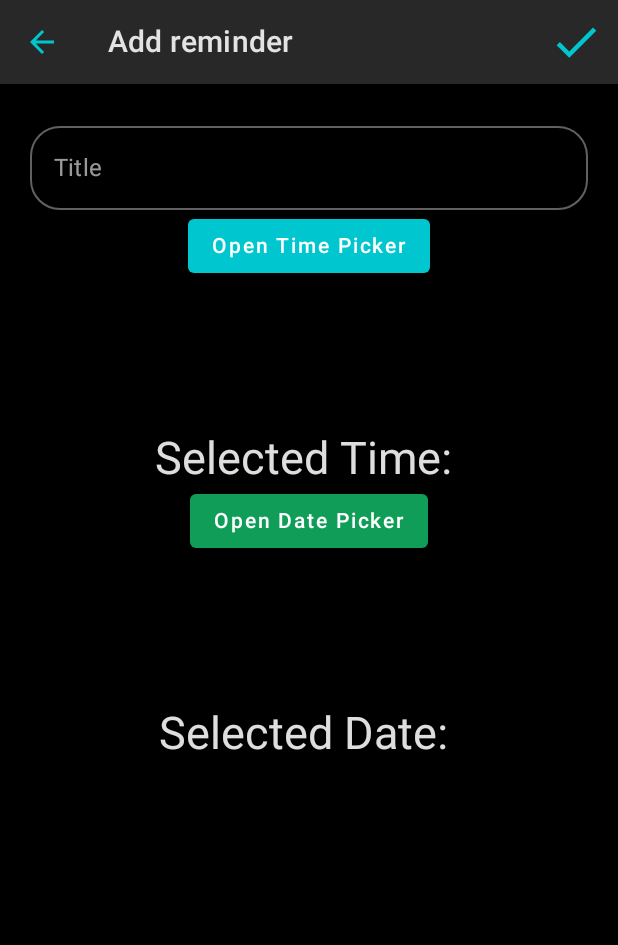
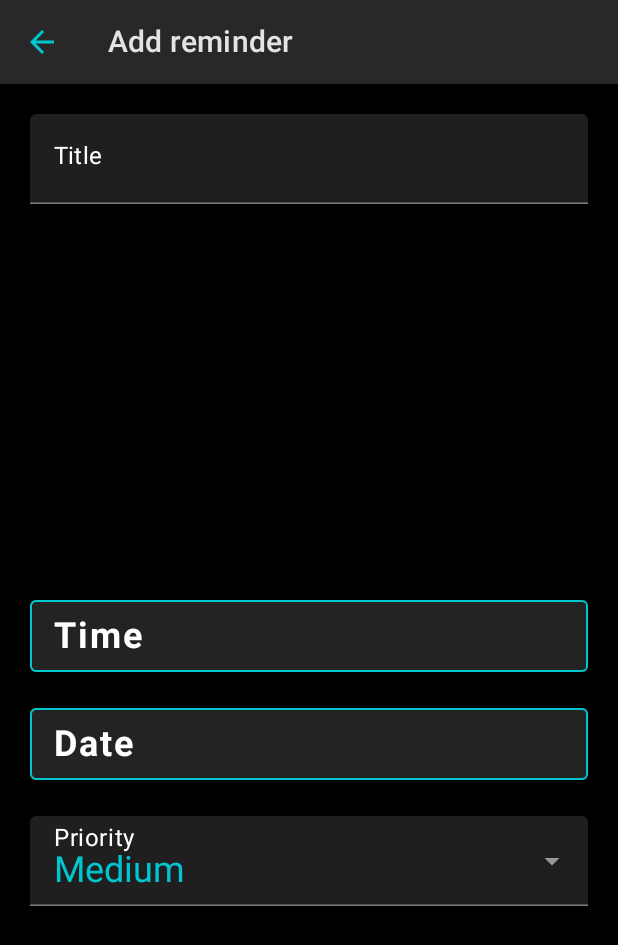
Before and after one commit to D4NILO7/Mobile_computing_reminder, an Android app built with Jetpack Compose: the createReminder screen opened through its navigation route, on a phone screen of 412 x 824 dp. Shown: the top 945 px of the screen. Run offline under Robolectric (Android 15) with nearby library versions, the phone set to English and light mode, and no system bars; our stand-ins replace Firebase (no records; nobody signed in at launch, a user with empty details on screens opened directly).

Commit message:
create reminder ui done

```diff
--- a/app/src/main/java/com/example/mobilecomputingexerciseproject/MobileComputingApp.kt
+++ b/app/src/main/java/com/example/mobilecomputingexerciseproject/MobileComputingApp.kt
@@ -19,7 +19,7 @@ fun MobileComputingApp (
 ){
     NavHost(
         navController = appState.navController,
-        startDestination = "login"
+        startDestination = "createReminder"
     ){
         composable(route = "login"){
             Login(navController = appState.navController)
--- a/app/src/main/java/com/example/mobilecomputingexerciseproject/ui/reminderUI/createReminder.kt
+++ b/app/src/main/java/com/example/mobilecomputingexerciseproject/ui/reminderUI/createReminder.kt
@@ -3,73 +3,74 @@ package com.example.mobilecomputingexerciseproject.ui.reminderUI
 import android.app.DatePickerDialog
 import android.app.TimePickerDialog
 import android.widget.DatePicker
+import android.widget.Toast
+import androidx.compose.foundation.*
+import androidx.compose.foundation.MagnifierStyle.Companion.Default
 import androidx.compose.foundation.layout.*
-import androidx.compose.foundation.rememberScrollState
 import androidx.compose.foundation.shape.CornerSize
 import androidx.compose.foundation.shape.RoundedCornerShape
-import androidx.compose.foundation.verticalScroll
-import androidx.compose.material.Button
-import androidx.compose.material.ButtonDefaults
-import androidx.compose.material.OutlinedTextField
-import androidx.compose.material.Text
-import androidx.compose.runtime.Composable
-import androidx.compose.runtime.mutableStateOf
-import androidx.compose.runtime.remember
+import androidx.compose.material.*
+import androidx.compose.runtime.*
 import androidx.compose.ui.Alignment
 import androidx.compose.ui.Modifier
+import androidx.compose.ui.draw.clip
 import androidx.compose.ui.graphics.Color
+import androidx.compose.ui.graphics.Color.Companion.Green
+import androidx.compose.ui.graphics.Color.Companion.Yellow
+import androidx.compose.ui.graphics.RectangleShape
 import androidx.compose.ui.platform.LocalContext
+import androidx.compose.ui.text.font.FontWeight
 import androidx.compose.ui.text.style.TextAlign
 import androidx.compose.ui.unit.dp
 import androidx.compose.ui.unit.sp
 import androidx.navigation.NavController
 import com.example.mobilecomputingexerciseproject.ui.uiElements.CreateTopBar
+import com.example.mobilecomputingexerciseproject.ui.uiElements.DropdownMenuUi
+import java.time.format.TextStyle
 import java.util.*
 
-
+@OptIn(ExperimentalMaterialApi::class)
 @Composable
 fun CreateReminder(
     navController: NavController
 ) {
     val message = remember { mutableStateOf("") }
+    val mDate = remember { mutableStateOf("") }
+    val mTime = remember { mutableStateOf("") }
+    val listItems = arrayOf("High", "Medium", "Low")
+    var selectedItem by remember {
+        mutableStateOf(listItems[1])
+    }
 
     Column(modifier = Modifier.fillMaxHeight()) {
         CreateTopBar(navController = navController, "Add reminder",
             logOutIcon = false,
-            submitButton = true,
+            submitButton = checkFields(message.value, mDate.value, mTime.value),
             submitAction = {})
+
+        Column(modifier = Modifier.padding(20.dp)) {
+            TextField(
+                modifier = Modifier.fillMaxWidth(),
+                value = message.value,
+                onValueChange = { text -> message.value = text },
+                label = { Text(text = "Title", fontSize = 16.sp, color = Color.White) },
+                textStyle = androidx.compose.ui.text.TextStyle(Color(0xFF00C6CF), fontSize = 24.sp, fontWeight = FontWeight.Bold )
+            )
+        }
 
         Column(
             modifier = Modifier
                 .padding(20.dp)
-                .verticalScroll(rememberScrollState()),
-            horizontalAlignment = Alignment.Start,
+                .fillMaxSize(),
+                //.verticalScroll(rememberScrollState()),
+            horizontalAlignment = Alignment.CenterHorizontally,
             verticalArrangement = Arrangement.Center,
 
             ) {
-            Column(
-                modifier = Modifier.fillMaxWidth(),
-                horizontalAlignment = Alignment.CenterHorizontally
-            ) {
-                OutlinedTextField(
-                    modifier = Modifier.fillMaxWidth(),
-                    value = message.value,
-                    onValueChange = { text -> message.value = text },
-                    label = { Text(text = "Title") },
-                    shape = RoundedCornerShape(corner = CornerSize(20.dp))
-                )
 
-                MyContent()
-                CalendarDatePicker()
-            }
-        }
-    }
-}
+            Spacer(modifier = Modifier.height(24.dp))
+            //PICK REMINDER TIME
 
-@Composable
-fun MyContent(){
-
-    // Fetching local context
             val mContext = LocalContext.current
 
             // Declaring and initializing a calendar
@@ -78,82 +79,146 @@ fun MyContent(){
             val mMinute = mCalendar[Calendar.MINUTE]
 
             // Value for storing time as a string
-    val mTime = remember { mutableStateOf("") }
 
             // Creating a TimePicker dialod
             val mTimePickerDialog = TimePickerDialog(
                 mContext,
-        {_, mHour : Int, mMinute: Int ->
+                { _, mHour: Int, mMinute: Int ->
                     mTime.value = "$mHour:$mMinute"
                 }, mHour, mMinute, true
             )
 
-    Column(modifier = Modifier.fillMaxSize(), verticalArrangement = Arrangement.Center, horizontalAlignment = Alignment.CenterHorizontally) {
-
-        // On button click, TimePicker is
-        // displayed, user can select a time
-        Button(onClick = { mTimePickerDialog.show() }, colors = ButtonDefaults.buttonColors(backgroundColor = Color(0xFF00C6CF))) {
-            Text(text = "Open Time Picker", color = Color.White)
+            Button(
+                modifier = Modifier.fillMaxWidth(),
+                onClick = {
+                    mTimePickerDialog.show()
+                },
+                border = BorderStroke(1.dp, Color(0xFF00C6CF)),
+                colors = ButtonDefaults.outlinedButtonColors(contentColor = Color.White)
+            ) {
+                Row(
+                    horizontalArrangement = Arrangement.SpaceEvenly,
+                    verticalAlignment = Alignment.CenterVertically
+                ) {
+                    Text(text = "Time", fontWeight = FontWeight.Bold, fontSize = 24.sp)
+                    Spacer(Modifier.weight(1f))
+                    Text(text = mTime.value, fontSize = 24.sp, modifier = Modifier.padding(8.dp))
                 }
 
-        // Add a spacer of 100dp
-        Spacer(modifier = Modifier.size(100.dp))
-
-        // Display selected time
-        Text(text = "Selected Time: ${mTime.value}", fontSize = 30.sp)
-    }
             }
 
-
-@Composable
-fun CalendarDatePicker(){
-
-    // Fetching the Local Context
-    val mContext = LocalContext.current
-
-    // Declaring integer values
-    // for year, month and day
-    val mYear: Int
-    val mMonth: Int
-    val mDay: Int
-
-    // Initializing a Calendar
-    val mCalendar = Calendar.getInstance()
+            Spacer(modifier = Modifier.height(24.dp))
+            // DATE PICKER
 
             // Fetching current year, month and day
-    mYear = mCalendar.get(Calendar.YEAR)
-    mMonth = mCalendar.get(Calendar.MONTH)
-    mDay = mCalendar.get(Calendar.DAY_OF_MONTH)
+            val mYear: Int = mCalendar.get(Calendar.YEAR)
+            val mMonth: Int = mCalendar.get(Calendar.MONTH)
+            val mDay: Int = mCalendar.get(Calendar.DAY_OF_MONTH)
 
             mCalendar.time = Date()
 
             // Declaring a string value to
             // store date in string format
-    val mDate = remember { mutableStateOf("") }
 
             // Declaring DatePickerDialog and setting
             // initial values as current values (present year, month and day)
             val mDatePickerDialog = DatePickerDialog(
                 mContext,
                 { _: DatePicker, mYear: Int, mMonth: Int, mDayOfMonth: Int ->
-            mDate.value = "$mDayOfMonth/${mMonth+1}/$mYear"
+                    mDate.value = "$mDayOfMonth/${mMonth + 1}/$mYear"
                 }, mYear, mMonth, mDay
             )
 
-    Column(modifier = Modifier.fillMaxSize(), verticalArrangement = Arrangement.Center, horizontalAlignment = Alignment.CenterHorizontally) {
-
-        // Creating a button that on
-        // click displays/shows the DatePickerDialog
-        Button(onClick = {
+            Button(
+                modifier = Modifier.fillMaxWidth(),
+                onClick = {
                     mDatePickerDialog.show()
-        }, colors = ButtonDefaults.buttonColors(backgroundColor = Color(0XFF0F9D58)) ) {
-            Text(text = "Open Date Picker", color = Color.White)
+                },
+                border = BorderStroke(1.dp, Color(0xFF00C6CF)),
+                colors = ButtonDefaults.outlinedButtonColors(contentColor = Color.White)
+            ) {
+                Row(
+                    horizontalArrangement = Arrangement.SpaceEvenly,
+                    verticalAlignment = Alignment.CenterVertically
+                ) {
+                    Text(text = "Date", fontWeight = FontWeight.Bold, fontSize = 24.sp)
+                    Spacer(Modifier.weight(1f))
+                    Text(text = mDate.value, fontSize = 24.sp, color = Color(0xFF00C6CF), modifier = Modifier.padding(8.dp))
                 }
 
-        // Adding a space of 100dp height
-        Spacer(modifier = Modifier.size(100.dp))
+            }
 
-        // Displaying the mDate value in the Text
-        Text(text = "Selected Date: ${mDate.value}", fontSize = 30.sp, textAlign = TextAlign.Center)
+            Spacer(modifier = Modifier.height(24.dp))
+            //--------------------------------------------------------
+
+            var expanded by remember {
+                mutableStateOf(false)
+            }
+            Column(
+                modifier = Modifier.fillMaxWidth(),
+                verticalArrangement = Arrangement.Center,
+                horizontalAlignment = Alignment.CenterHorizontally
+
+            ) {
+
+
+            // the box
+            ExposedDropdownMenuBox(
+                expanded = expanded,
+                onExpandedChange = {
+                    expanded = !expanded
+                },
+            ) {
+
+                // text field
+                TextField(
+                    value = selectedItem,
+                    onValueChange = {},
+                    readOnly = true,
+                    label = { Text(text = "Priority", fontSize = 16.sp, color = Color.White) },
+                    trailingIcon = {
+                        ExposedDropdownMenuDefaults.TrailingIcon(
+                            expanded = expanded
+                        )
+                    },
+                    colors = ExposedDropdownMenuDefaults.textFieldColors(),
+                    textStyle = androidx.compose.ui.text.TextStyle(fontSize = 24.sp, color = Color(0xFF00C6CF)),
+                    modifier = Modifier.fillMaxWidth()
+
+                )
+
+                // menu
+                ExposedDropdownMenu(
+                    expanded = expanded,
+                    onDismissRequest = { expanded = false },
+                    modifier = Modifier.fillMaxWidth()
+                ) {
+                    listItems.forEach { selectedOption ->
+                        // menu item
+                        DropdownMenuItem(onClick = {
+                            selectedItem = selectedOption
+                            expanded = false
+                        }) {
+                            Text(text = selectedOption, fontSize = 24.sp)
                         }
                     }
+                }
+            }
+            }
+            //--------------------------------------------------------
+
+        }
+    }
+}
+
+fun checkFields(
+    title:String?,
+    date:String?,
+    time:String?
+):Boolean{
+
+    if(title!="" && date!="" && time!=""){
+        return true
+    }
+    return false
+}
--- /dev/null
+++ b/app/src/main/java/com/example/mobilecomputingexerciseproject/ui/uiElements/DropdownMenu.kt
@@ -0,0 +1,12 @@
+package com.example.mobilecomputingexerciseproject.ui.uiElements
+
+import android.widget.Toast
+import androidx.compose.material.*
+import androidx.compose.runtime.*
+import androidx.compose.ui.platform.LocalContext
+
+
+@Composable
+fun DropdownMenuUi() {
+
+}
```
Lines whose indentation alone changed are shown as unchanged.
